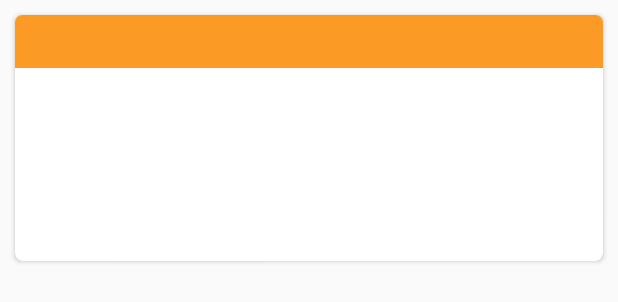
After one commit to dhiyo7/GoPet, an Android app: the layout adapter_list_history_diagnosa.xml on its own in the app's theme, with its tools: preview values and no code run, on a phone screen of 412 x 824 dp. The commit adds this screen. Shown: the top 302 px of the screen. Run offline under Robolectric (Android 15) with nearby library versions, the light colour scheme and no system bars.

Commit message:
Saatnya Gajian :v

```diff
--- a/app/src/main/res/layout/activity_doket.xml
+++ b/app/src/main/res/layout/activity_dokter.xml
@@ -20,6 +20,6 @@
 
     </android.support.design.widget.AppBarLayout>
 
-    <include layout="@layout/content_doket" />
+    <include layout="@layout/content_dokter" />
 
 </android.support.design.widget.CoordinatorLayout>
--- /dev/null
+++ b/app/src/main/res/layout/adapter_list_history_diagnosa.xml
@@ -0,0 +1,85 @@
+<?xml version="1.0" encoding="utf-8"?>
+<LinearLayout xmlns:android="http://schemas.android.com/apk/res/android"
+    xmlns:app="http://schemas.android.com/apk/res-auto"
+    android:orientation="vertical"
+    android:layout_width="match_parent"
+    android:layout_height="wrap_content">
+
+    <android.support.v7.widget.CardView
+        android:layout_margin="10dp"
+        android:padding="10dp"
+        android:layout_width="match_parent"
+        android:layout_height="wrap_content"
+        app:cardCornerRadius="5dp"
+        android:elevation="3dp">
+
+        <LinearLayout
+            android:layout_width="match_parent"
+            android:layout_height="wrap_content"
+            android:orientation="vertical">
+
+            <LinearLayout
+                android:background="@color/colorPrimary"
+                android:layout_width="match_parent"
+                android:layout_height="wrap_content">
+
+                <TextView
+                    android:id="@+id/tvDokter"
+                    android:gravity="center"
+                    android:textSize="18sp"
+                    android:padding="5dp"
+                    android:textColor="@color/backgroundcolor"
+                    android:layout_gravity="center"
+                    android:layout_width="match_parent"
+                    android:layout_height="wrap_content"
+                    android:text=""/>
+
+            </LinearLayout>
+
+            <LinearLayout
+                android:layout_marginTop="5dp"
+                android:layout_width="match_parent"
+                android:layout_height="wrap_content"
+                android:orientation="vertical">
+
+                <TextView
+                    android:id="@+id/tvDiagnosa"
+                    android:layout_marginTop="10dp"
+                    android:layout_gravity="center"
+                    android:gravity="center"
+                    android:layout_width="match_parent"
+                    android:layout_height="wrap_content"
+                    android:text=""
+                    android:textSize="18sp"
+                    android:textColor="@color/black"
+                    android:maxLines="4"/>
+
+                <TextView
+                    android:id="@+id/tvPet"
+                    android:layout_width="wrap_content"
+                    android:layout_height="wrap_content"
+                    android:text=""
+                    android:textSize="16sp"
+                    android:padding="10dp"
+                    android:layout_marginTop="15dp"
+                    android:layout_marginLeft="10dp"/>
+
+                <TextView
+                    android:id="@+id/tvTgl"
+                    android:layout_width="wrap_content"
+                    android:layout_height="wrap_content"
+                    android:text=""
+                    android:textSize="15sp"
+                    android:textStyle="bold"
+                    android:textColor="@color/colorAccent"
+                    android:paddingLeft="10dp"
+                    android:layout_marginBottom="10dp"
+                    android:layout_marginLeft="10dp"/>
+            </LinearLayout>
+
+
+        </LinearLayout>
+
+    </android.support.v7.widget.CardView>
+
+</LinearLayout>
--- a/app/src/main/res/layout/content_doket.xml
+++ b/app/src/main/res/layout/content_dokter.xml
@@ -7,7 +7,7 @@
     android:layout_height="match_parent"
     app:layout_behavior="@string/appbar_scrolling_view_behavior"
     tools:context=".Activity.DokterActivity"
-    tools:showIn="@layout/activity_doket">
+    tools:showIn="@layout/activity_dokter">
 
         <android.support.v7.widget.RecyclerView
             android:layout_marginBottom="50dp"
--- a/app/src/main/res/values/strings.xml
+++ b/app/src/main/res/values/strings.xml
@@ -96,6 +96,6 @@
     <string name="title_activity_detail_petshop">DetailPetshopActivity</string>
     <string name="title_activity_detail_wash_spa">DetailWashSpaActivity</string>
     <string name="title_activity_detail_buy">DetailBuyActivity</string>
-    <string name="title_activity_doket">DoketActivity</string>
+    <string name="title_activity_doket">Dokter Activity</string>
     <string name="title_activity_detail_comunity">DetailComunityActivity</string>
 </resources>
```
Also changed, not shown: app/src/main/java/plugin/id/Activity/DiagnosaActivity.java (+8 -12 lines), app/src/main/java/plugin/id/Activity/DokterActivity.java (+55 -1 lines), app/src/main/java/plugin/id/Activity/ScanQR.java (+6 -1 lines), app/src/main/java/plugin/id/Adapter/AdapterHistoryDiagnosa.java (added, +69 -0 lines), app/src/main/java/plugin/id/Model/ModelUser.java (+31 -2 lines), app/src/main/java/plugin/id/Server/UserInterface.java (+8 -1 lines).
